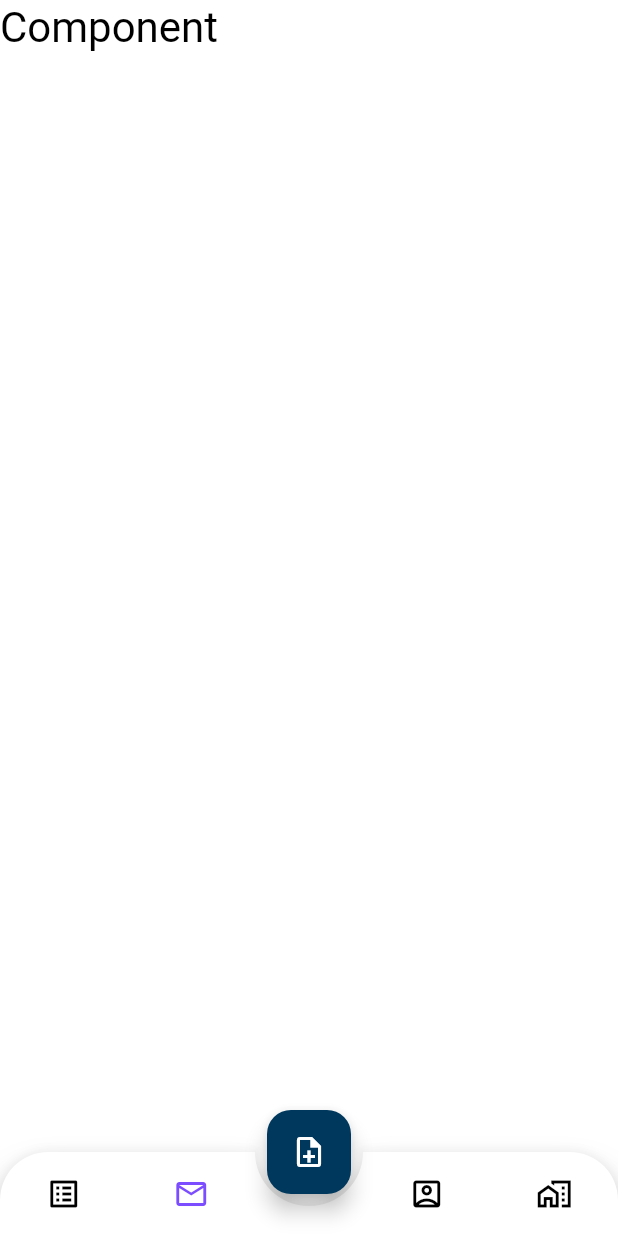
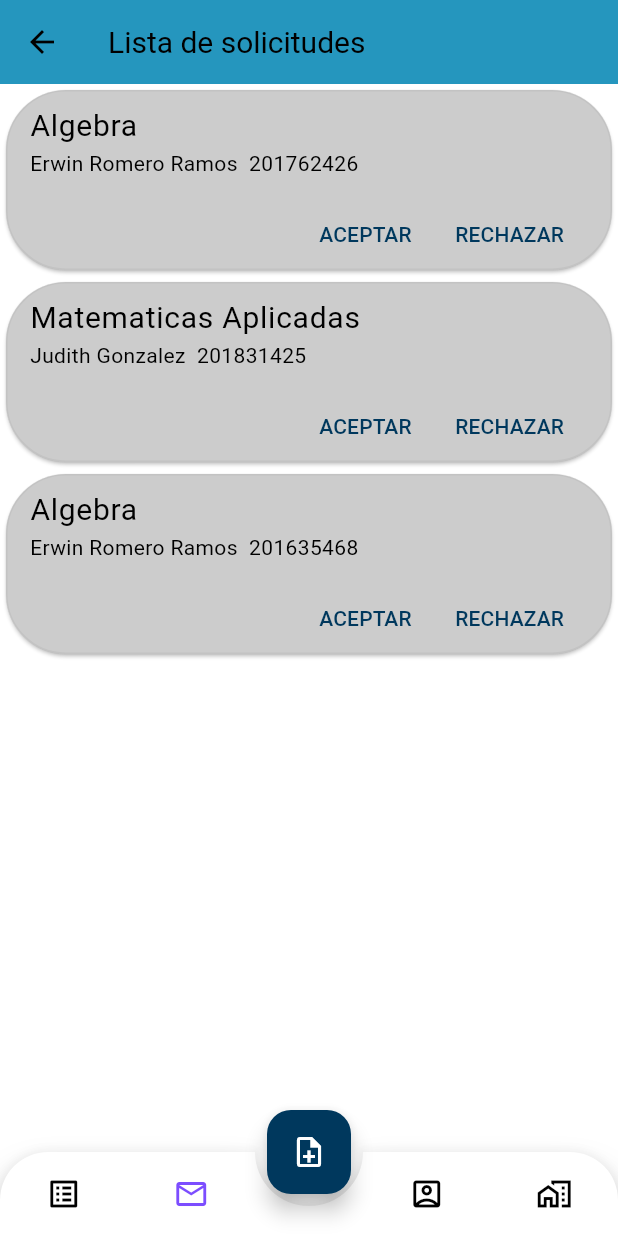
Before and after one commit to gpjrr/Asesorias_App_V2, a Flutter app: the ProfesorHome screen opened by its route, item 2 of the bottom bar chosen, on a phone screen of 412 x 824 dp. Run offline on Flutter 3.47's test engine with Material 3 defaults, Android fonts, the phone set to English and light mode, and no system bars; drawn by our look-alikes of animated_bottom_navigation_bar; our stand-ins replace flutter_spinkit, hexcolor.

Commit message:
Update: Email List is completed Define a better way to show the info

```diff
--- a/lib/Common/Components/ModelSalon.dart
+++ b/lib/Common/Components/ModelSalon.dart
@@ -24,7 +24,7 @@ class  ModelSalon  extends Card  {
       child: ListTile(
         leading: Text("ID:$id"),
         title: Text(nombre),
-        subtitle: Text("Edificio:$edificio/n floor:$piso Salon:$salon"),
+        subtitle: Text("Edificio:$edificio Piso:$piso Salon:$salon"),
       ),
     );
 
--- /dev/null
+++ b/lib/Profesor/EmailList.dart
@@ -0,0 +1,44 @@
+import 'package:flutter/material.dart';
+
+import '../Common/Components/ModelEmail.dart';
+import '../Common/Components/TextBar.dart';
+import '../Common/Constants.dart';
+
+class EmailList extends StatefulWidget {
+  const EmailList({super.key});
+
+  @override
+  State<EmailList> createState() => _EmailListState();
+}
+
+class _EmailListState extends State<EmailList> {
+  List<Card> Cards= [];
+  @override
+  void initState() {
+    Cards.add( ModelEmail( "Algebra","Erwin Romero Ramos",201762426 )   );
+    Cards.add( ModelEmail( "Matematicas Aplicadas","Judith Gonzalez",201831425)   );
+    Cards.add( ModelEmail( "Algebra","Erwin Romero Ramos",201635468 )   );
+  }
+  @override
+  Widget build(BuildContext context) {
+    return Scaffold(
+      appBar: AppBar(
+        /// TODO: insert button to create a new place
+        title: TextBar("Lista de solicitudes"),
+        backgroundColor: Constants.azulClaro,
+      ),
+      body: Center(
+        child: ListView.builder(
+          itemCount: 3,
+          itemBuilder: (context, index) {
+            return Cards[index];
+          },
+        )
+      )
+
+    );
+
+
+
+  }
+}
--- a/lib/Profesor/ProfesorHome.dart
+++ b/lib/Profesor/ProfesorHome.dart
@@ -1,4 +1,5 @@
 import 'package:animated_bottom_navigation_bar/animated_bottom_navigation_bar.dart';
+import 'package:asesorias_app_v2/Profesor/EmailList.dart';
 import 'package:asesorias_app_v2/Profesor/PlacesList.dart';
 import 'package:flutter/material.dart';
 
@@ -32,11 +33,11 @@ class _ProfesorHomeState extends State<ProfesorHome> {
         return Scaffold(
           body: Container(
             child: (){
-              if(_bottomNavIndex==0) {
+              if(_bottomNavIndex==0)
                 return const PlacesList();
-              } else
+              else
               if(_bottomNavIndex==1)
-                return Text('Component',style: Theme.of(context).textTheme.headlineMedium!.copyWith(color: Colors.black));
+                return const EmailList();
               else
               if(_bottomNavIndex==2)
                 return Text('Goodbye World',style: Theme.of(context).textTheme.headlineMedium!.copyWith(color: Colors.black));
```
Also changed, not shown: lib/Common/Components/ModelEmail.dart (added, +50 -0 lines).
